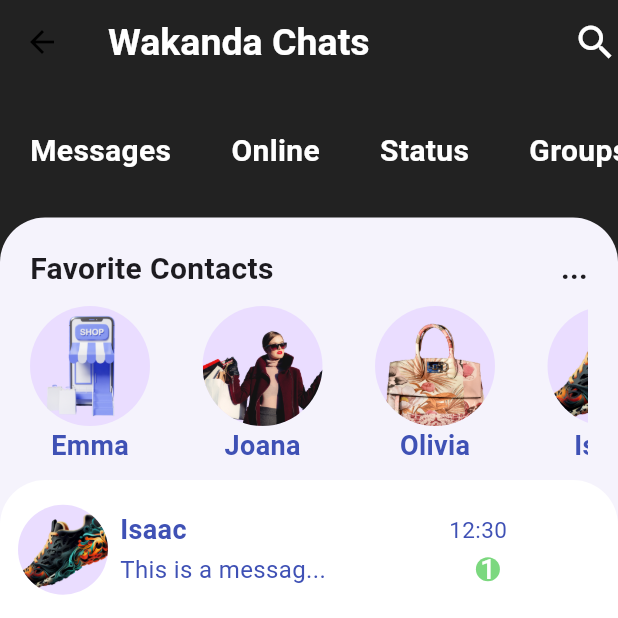
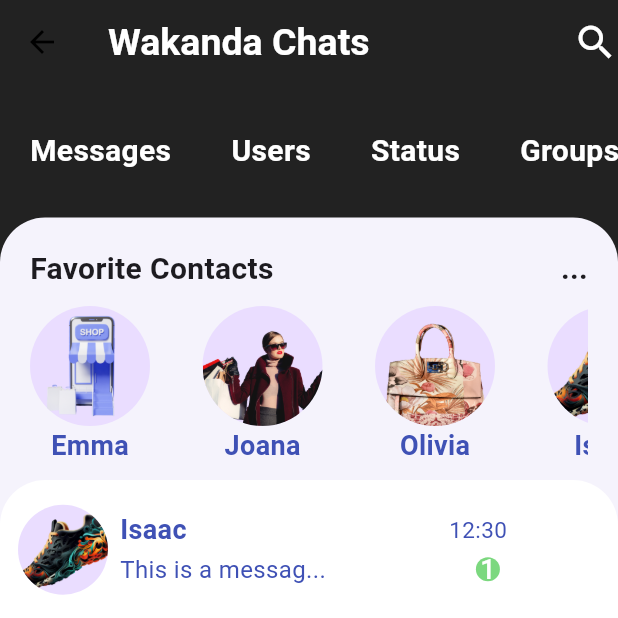
Before and after one commit to Arhin27emma/Wakanda-E-Commerce-Mobiile-App, a Flutter app: the ChatPage screen opened by its route, on a phone screen of 412 x 824 dp, the top half of it. Run offline on Flutter 3.47's test engine with Material 3 defaults, Android fonts, the phone set to English and light mode, and no system bars; our stand-ins replace cloud_firestore, curved_navigation_bar, firebase_auth, firebase_core, firebase_storage, flutter_credit_card and 7 more; missing offline and left inert: flutter_paystack; accounts and stored records are empty.

Commit message:
Chatpage update

```diff
--- a/lib/screens/chatPage/chatPage.dart
+++ b/lib/screens/chatPage/chatPage.dart
@@ -40,7 +40,7 @@ class _ChatPageState extends State<ChatPage> {
                         children: [
                           Text("Messages", style: TextStyle(color: Colors.white, fontSize: 20, fontWeight: FontWeight.bold),),
                           SizedBox(width: 40,),
-                          Text("Online", style: TextStyle(color: Colors.white, fontSize: 20, fontWeight: FontWeight.bold)),
+                          Text("Users", style: TextStyle(color: Colors.white, fontSize: 20, fontWeight: FontWeight.bold)),
                           SizedBox(width: 40,),
                           Text("Status", style: TextStyle(color: Colors.white, fontSize: 20, fontWeight: FontWeight.bold)),
                           SizedBox(width: 40,),
```
